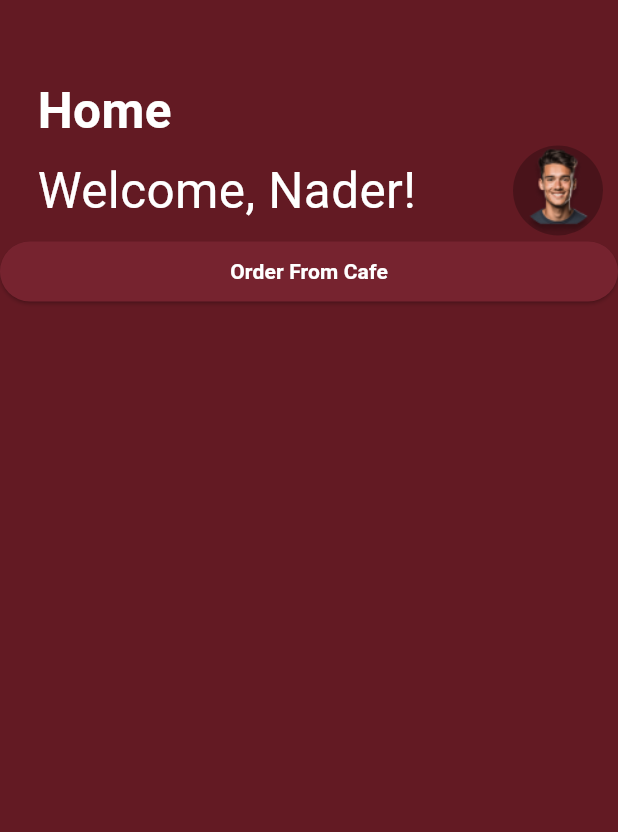
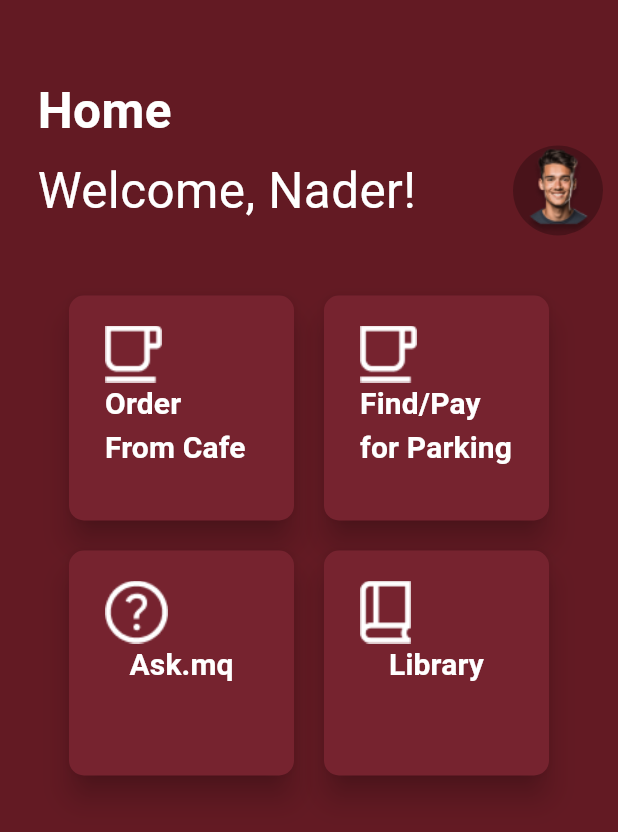
Before and after one commit to R3verse-cloud/Mobile-App-Development-MQApp, a Flutter app: the screen it shows after launch, on a phone screen of 412 x 824 dp. Shown: the top 832 px of the screen. Run offline on Flutter 3.47's test engine with Material 3 defaults, Android fonts, the phone set to English and light mode, and no system bars.

Commit message:
Finishing home page

```diff
--- a/mq_app/lib/HomePage/body.dart
+++ b/mq_app/lib/HomePage/body.dart
@@ -43,11 +43,27 @@ class Body extends StatelessWidget {
             ]
           )
         ),
-        Container(
-          child: StyledHomeCard("Order From Cafe", "Assets/Img/Home/ExampleProfilePic.png"),
-        ),
-
-      ]
-    );
+        const Padding(padding: EdgeInsets.symmetric(vertical: 20),),
+        const Column(
+          children: [
+            Row(
+              mainAxisAlignment: MainAxisAlignment.center,
+              children: [
+                StyledHomeCard("Order From Cafe", "Assets/Img/Home/CafeSymbol.png"),
+                Padding(padding: EdgeInsets.symmetric(horizontal: 10.0)),
+                StyledHomeCard("Find/Pay for Parking", "Assets/Img/Home/CafeSymbol.png")
+              ],
+            ),
+            Padding(padding: EdgeInsets.symmetric(vertical: 10),),
+            Row(
+              mainAxisAlignment: MainAxisAlignment.center,
+              children: [
+                StyledHomeCard("Ask.mq", "Assets/Img/Home/Help.png"),
+                Padding(padding: EdgeInsets.symmetric(horizontal: 10),),
+                StyledHomeCard("Library", "Assets/Img/Home/Library.png")
+              ],
+            ),
+          ],),
+    ]);
   }
 }
--- a/mq_app/lib/HomePage/styledHomeCard.dart
+++ b/mq_app/lib/HomePage/styledHomeCard.dart
@@ -2,6 +2,7 @@ import 'package:flutter/material.dart';
 import 'package:mq_app/colors.dart';
 
 class StyledHomeCard extends StatelessWidget {
+
   const StyledHomeCard(this.title, this.srcPath, {super.key});
 
   final String title;
@@ -10,25 +11,37 @@ class StyledHomeCard extends StatelessWidget {
   @override
   Widget build(BuildContext context) {
     return SizedBox(
-      width: 100,
+      width: 150,
+      height: 150,
       child: ElevatedButton(
-        style: ButtonStyle(
-          backgroundColor: MaterialStateProperty.all(mqred),
+        style: ElevatedButton.styleFrom(
+          elevation: 8,
+          backgroundColor: mqred,
+          shape: const RoundedRectangleBorder(
+            borderRadius: BorderRadius.all(Radius.circular(10))
             ),
-        onPressed: () => print,
-        child: Container(
-
-          decoration: const BoxDecoration(
         ),
+        onPressed: () => print(const Text("Button Pressed")),
         child: Column(
           children: [
+            const Padding(padding: EdgeInsets.symmetric(vertical: 10.0)),
+            Row(
+              mainAxisAlignment: MainAxisAlignment.start,
+
+              children: [
+                  Image.asset(srcPath),
+              ],
+            ),
             Text(title,
+              textAlign: TextAlign.left,
               style: const TextStyle(
                 color: Colors.white,
-                  fontWeight: FontWeight.bold
-                ))
+                fontWeight: FontWeight.bold,
+                fontSize: 20,
+              )),
+
+
           ],
-          )
         )
       ),
     );
--- a/mq_app/pubspec.yaml
+++ b/mq_app/pubspec.yaml
@@ -64,6 +64,10 @@ flutter:
   #   - images/a_dot_ham.jpeg
   assets:
     - Assets/Img/Home/ExampleProfilePic.png
+    - Assets/Img/Home/CafeSymbol.png
+    - Assets/Img/Home/ParkingSymbol.png
+    - Assets/Img/Home/Help.png
+    - Assets/Img/Home/Library.png
 
   # An image asset can refer to one or more resolution-specific "variants", see
   # https://flutter.dev/assets-and-images/#resolution-aware
```
Also changed, not shown: mq_app/Assets/Img/Home/CafeSymbol.png (added), mq_app/Assets/Img/Home/Help.png (added), mq_app/Assets/Img/Home/Library.png (added), mq_app/Assets/Img/Home/ParkingSymbol.png (added), 1 other file. Lines whose indentation alone changed are shown as unchanged.
